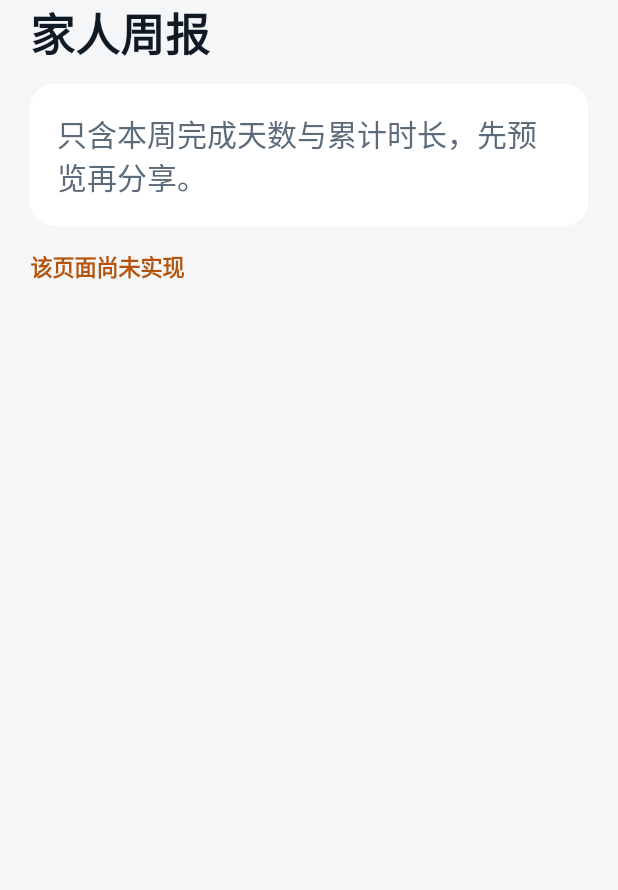
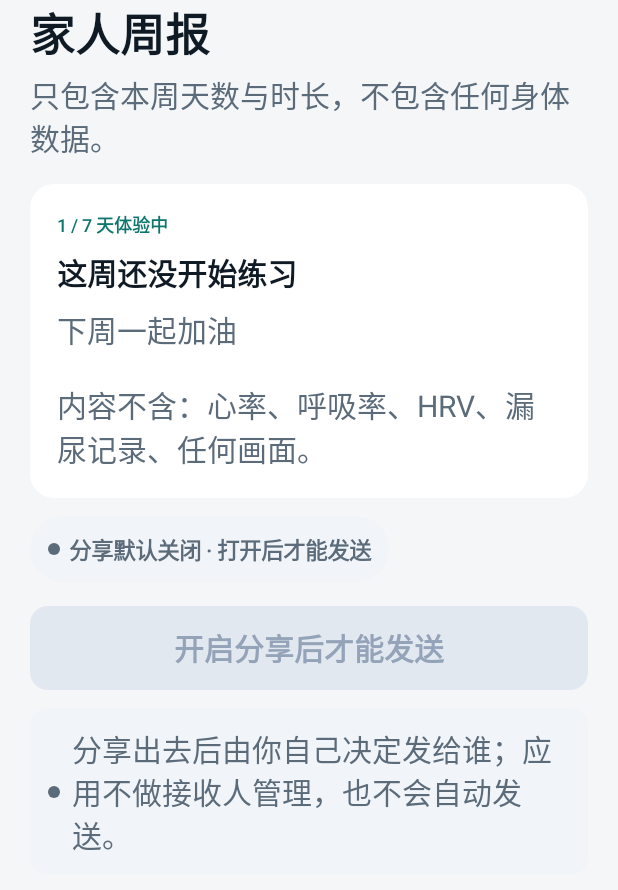
Before and after one commit to kukucaiCndy/diqi-pendiji, an Android app built with Jetpack Compose: the WeeklyReportScreen screen opened through its navigation route, on a phone screen of 412 x 824 dp. Shown: the top 890 px of the screen. Run offline under Robolectric (Android 15) with nearby library versions, the phone set to English and light mode, and no system bars; our stand-ins replace Room's generated code.

Commit message:
feat(S8): 家人周报、设置页与本地提醒
覆盖阶段：S8

## 主要交付
- P08 家人周报：预览卡（仅天数/时长/鼓励语）→ 系统分享；默认关闭分享，
  关闭时按钮禁用；ShareCardBuilder 纯函数 + 6 项单测断言不含敏感字段
- P09 设置：语音速度三档、每日提醒、隐私说明、清除数据（保留同意与筛查留痕）、
  演示模式开关（底部弱化、默认关闭，关闭时清掉演示记录）
- ReminderWorker：WorkManager 每日提醒，CANCEL_AND_REENQUEUE 幂等，
  无通知权限时安静跳过

## 真机验证
- AC-21：周报打开即预览，分享按钮 enabled=false
- AC-22：系统分享面板内容仅「1 天练习 / 4 分 10 秒」，
  并标注「不含心率、呼吸率、HRV、漏尿记录、任何画面」

## 未验证（如实标注）
- 提醒的实际触发（需等 1 小时，只验到任务入队）
- 清除数据的真机点按
- 语音速度切换的逐句生效

```diff
--- /dev/null
+++ b/android/app/src/main/java/com/diqi/demo/share/ShareCardBuilder.kt
@@ -0,0 +1,70 @@
+package com.diqi.demo.share
+
+import com.diqi.demo.data.repo.WeekSummary
+
+/**
+ * 家人周报文案构建器（FR-13）。
+ *
+ * ## 这个类为什么值得单独存在并且有单测
+ *
+ * FR-13 / AC-22 的红线是**分享内容里绝不能出现心率、呼吸率、HRV、漏尿记录、原始视频**。
+ * 如果文案在 Composable 里用字符串拼出来，这条约束就只能靠人肉 review；
+ * 抽成纯函数后，`ShareCardBuilderTest` 可以逐条断言"敏感字段一个都不在"。
+ *
+ * 内容只允许三项（需求原文）：
+ * 1. 本周完成天数
+ * 2. 累计训练时长
+ * 3. 鼓励文案
+ */
+object ShareCardBuilder {
+
+    /** 需求允许出现在分享内容里的最大信息量 —— 就是这三项，没有第四项。 */
+    fun build(summary: WeekSummary, cycleDayIndex: Int): ShareCard {
+        val days = summary.trainedDays.size
+        val minutes = (summary.totalSec / 60).toInt()
+        val header = if (days > 0) {
+            "这周我完成了 $days 天练习"
+        } else {
+            "这周还没开始练习"
+        }
+        val detail = if (days > 0) {
+            "累计 $minutes 分钟"
+        } else {
+            "下周一起加油"
+        }
+        val encouragement = when {
+            days >= 6 -> "几乎每天都在坚持，很棒。"
+            days >= 3 -> "坚持得不错，继续保持。"
+            days > 0 -> "开始了就是好的开始。"
+            else -> "还没开始也没关系，明天试试看。"
+        }
+        return ShareCard(
+            title = header,
+            body = listOf(detail, encouragement),
+            dayIndex = cycleDayIndex,
+        )
+    }
+
+    /**
+     * 敏感词黑名单：用于自检与测试。
+     *
+     * 这些词一旦出现在分享文本里就是合规事故（FR-13 / AC-22）。
+     */
+    val FORBIDDEN_IN_SHARE: List<String> = listOf(
+        "心率", "bpm", "呼吸", "HRV", "漏尿", "覆盖", "SQI", "信号", "视频", "画面",
+    )
+}
+
+data class ShareCard(
+    val title: String,
+    val body: List<String>,
+    /** 七天周期里的第几天：让人知道这是体验期的第几天，不暗示疗效 */
+    val dayIndex: Int,
+) {
+    /** 最终分享出去的纯文本。 */
+    fun toShareText(): String = buildString {
+        appendLine(title)
+        body.forEach { appendLine(it) }
+        append("（第 $dayIndex 天 · 仅供家人了解练习情况，不含任何身体数据）")
+    }
+}
--- a/android/app/src/main/java/com/diqi/demo/ui/nav/HerRhythmNavHost.kt
+++ b/android/app/src/main/java/com/diqi/demo/ui/nav/HerRhythmNavHost.kt
@@ -154,21 +154,8 @@ fun HerRhythmNavHost(
                     )
                 }
                 composable(Routes.PROFILE) {
-                    PlaceholderScreen(
-                        title = "我的",
-                        message = "语音速度、提醒、隐私说明与演示模式开关，会在设置页实现时完成。",
-                        tag = "profile.root",
-                        extra = if (com.diqi.demo.BuildConfig.DEBUG) {
-                            {
-                                HrSecondaryButton(
-                                    text = "设备自检（仅 debug）",
-                                    tag = "profile.dev_entry",
-                                    onClick = { navController.navigate(Routes.DEV_DESIGN) },
-                                )
-                            }
-                        } else {
-                            null
-                        },
+                    com.diqi.demo.ui.screens.settings.SettingsScreen(
+                        onOpenDesignSystem = { navController.navigate(Routes.DEV_DESIGN) },
                     )
                 }
 
@@ -225,10 +212,8 @@ fun HerRhythmNavHost(
                     )
                 }
                 composable(Routes.WEEKLY_REPORT) {
-                    PlaceholderScreen(
-                        title = "家人周报",
-                        message = "只含本周完成天数与累计时长，先预览再分享。",
-                        tag = "weekly.root",
+                    com.diqi.demo.ui.screens.weekly.WeeklyReportScreen(
+                        onBack = { navController.popBackStack() },
                     )
                 }
                 composable(Routes.LEAK_DIARY) {
--- /dev/null
+++ b/android/app/src/main/java/com/diqi/demo/ui/screens/weekly/WeeklyReportScreen.kt
@@ -0,0 +1,203 @@
+package com.diqi.demo.ui.screens.weekly
+
+import android.content.Intent
+import androidx.compose.foundation.layout.Arrangement
+import androidx.compose.foundation.layout.Column
+import androidx.compose.foundation.layout.Row
+import androidx.compose.foundation.layout.fillMaxWidth
+import androidx.compose.material3.Text
+import androidx.compose.runtime.Composable
+import androidx.compose.runtime.collectAsState
+import androidx.compose.runtime.getValue
+import androidx.compose.ui.Modifier
+import androidx.compose.ui.platform.LocalContext
+import androidx.compose.ui.platform.testTag
+import androidx.lifecycle.ViewModel
+import androidx.lifecycle.viewModelScope
+import com.diqi.demo.AppContainer
+import com.diqi.demo.share.ShareCard
+import com.diqi.demo.share.ShareCardBuilder
+import com.diqi.demo.ui.UiTag
+import com.diqi.demo.ui.components.ChipTone
+import com.diqi.demo.ui.components.HrBanner
+import com.diqi.demo.ui.components.HrCard
+import com.diqi.demo.ui.components.HrPage
+import com.diqi.demo.ui.components.HrPrimaryButton
+import com.diqi.demo.ui.components.HrStatusChip
+import com.diqi.demo.ui.components.VSpace
+import com.diqi.demo.ui.rememberContainerViewModel
+import com.diqi.demo.ui.screens.home.formatMinutes
+import com.diqi.demo.ui.theme.HrColor
+import com.diqi.demo.ui.theme.HrSpacing
+import com.diqi.demo.ui.theme.HrType
+import kotlinx.coroutines.flow.MutableStateFlow
+import kotlinx.coroutines.flow.StateFlow
+import kotlinx.coroutines.flow.asStateFlow
+import kotlinx.coroutines.launch
+
+data class WeeklyUiState(
+    val loading: Boolean = true,
+    val trainedDays: Int = 0,
+    val totalSec: Long = 0,
+    val dayIndex: Int = 1,
+    /** FR-13：默认关闭分享 */
+    val shareEnabled: Boolean = false,
+    val card: ShareCard? = null,
+)
+
+/**
+ * P08 家人周报（极简版）。
+ *
+ * ## 三条红线的落地方式
+ *
+ * 1. **默认关闭分享**：`shareEnabled` 初值来自设置，默认 false；
+ *    关闭时「分享」按钮禁用，只能预览（AC-21）
+ * 2. **内容仅三项**：天数 / 时长 / 鼓励语由 [ShareCardBuilder] 生成，
+ *    该类有单测逐条断言不含心率与日记（AC-22）
+ * 3. **不授权就绝不发起分享**：`onClick` 里再判一次 `shareEnabled`，
+ *    避免状态漂移导致误分享
+ */
+class WeeklyViewModel(private val container: AppContainer) : ViewModel() {
+
+    private val _state = MutableStateFlow(WeeklyUiState())
+    val state: StateFlow<WeeklyUiState> = _state.asStateFlow()
+
+    init {
+        refresh()
+    }
+
+    fun refresh() {
+        viewModelScope.launch {
+            val now = System.currentTimeMillis()
+            val settings = container.settingsStore.current()
+            val week = container.progressRepository.lastSevenDays(now)
+            val dayIndex = container.progressRepository.currentDayIndex(now)
+            _state.value = WeeklyUiState(
+                loading = false,
+                trainedDays = week.trainedDays.size,
+                totalSec = week.totalSec,
+                dayIndex = dayIndex,
+                shareEnabled = settings.shareEnabled,
+                card = ShareCardBuilder.build(week, dayIndex),
+            )
+        }
+    }
+
+    fun setShareEnabled(enabled: Boolean) {
+        viewModelScope.launch {
+            container.settingsStore.setShareEnabled(enabled, System.currentTimeMillis())
+            _state.value = _state.value.copy(shareEnabled = enabled)
+        }
+    }
+}
+
+@Composable
+fun WeeklyReportScreen(
+    onBack: () -> Unit,
+    modifier: Modifier = Modifier,
+) {
+    val vm = rememberContainerViewModel { WeeklyViewModel(it) }
+    val state by vm.state.collectAsState()
+    val context = LocalContext.current
+
+    HrPage(modifier = modifier, tag = UiTag.P08_ROOT) {
+        Text("家人周报", style = HrType.headline, color = HrColor.Ink)
+        VSpace(HrSpacing.xxs)
+        Text(
+            text = "只包含本周天数与时长，不包含任何身体数据。",
+            style = HrType.bodySmall,
+            color = HrColor.InkSecondary,
+        )
+
+        VSpace(HrSpacing.md)
+
+        // 预览卡（先预览再分享，FR-13）
+        HrCard(modifier = Modifier.testTag(UiTag.P08_PREVIEW_CARD)) {
+            Column(verticalArrangement = Arrangement.spacedBy(HrSpacing.xs)) {
+                Text(
+                    "${state.dayIndex} / 7 天体验中",
+                    style = HrType.micro,
+                    color = HrColor.Brand,
+                )
+                Text(
+                    text = if (state.trainedDays > 0) {
+                        "这周我完成了 ${state.trainedDays} 天练习"
+                    } else {
+                        "这周还没开始练习"
+                    },
+                    style = HrType.titleSmall,
+                    color = HrColor.Ink,
+                )
+                Text(
+                    text = if (state.trainedDays > 0) {
+                        "累计 ${formatMinutes(state.totalSec)}"
+                    } else {
+                        "下周一起加油"
+                    },
+                    style = HrType.bodySmall,
+                    color = HrColor.InkSecondary,
+                )
+
+                VSpace(HrSpacing.xxs)
+
+                Text(
+                    "内容不含：心率、呼吸率、HRV、漏尿记录、任何画面。",
+                    style = HrType.disclaimer,
+                    color = HrColor.InkSecondary,
+                )
+            }
+        }
+
+        VSpace(HrSpacing.sm)
+
+        // 分享开关：默认关闭
+        Row(
+            Modifier.fillMaxWidth(),
+            verticalAlignment = androidx.compose.ui.Alignment.CenterVertically,
+        ) {
+            val hint = if (state.shareEnabled) {
+                "分享已开启 · 可以点下面的按钮"
+            } else {
+                "分享默认关闭 · 打开后才能发送"
+            }
+            HrStatusChip(
+                text = hint,
+                tone = if (state.shareEnabled) ChipTone.GOOD else ChipTone.NEUTRAL,
+                tag = UiTag.P08_ENABLE_SHARE_TOGGLE,
+                onClick = { vm.setShareEnabled(!state.shareEnabled) },
+            )
+        }
+
+        VSpace(HrSpacing.md)
+
+        HrPrimaryButton(
+            text = if (state.shareEnabled) "分享给家人" else "开启分享后才能发送",
+            tag = UiTag.P08_SHARE_BUTTON,
+            enabled = state.shareEnabled,
+            onClick = {
+                // 双重守卫：即使 enabled 判断被绕过，也不发起分享（FR-13）
+                if (!state.shareEnabled) return@HrPrimaryButton
+                val card = state.card ?: return@HrPrimaryButton
+                val send = Intent(Intent.ACTION_SEND).apply {
+                    type = "text/plain"
+                    putExtra(Intent.EXTRA_TEXT, card.toShareText())
+                    putExtra(Intent.EXTRA_SUBJECT, card.title)
+                }
+                context.startActivity(
+                    Intent.createChooser(send, "分享给家人").addFlags(Intent.FLAG_ACTIVITY_NEW_TASK),
+                )
+            },
+        )
+
+        VSpace(HrSpacing.sm)
+
+        HrBanner(
+            text = "分享出去后由你自己决定发给谁；应用不做接收人管理，也不会自动发送。",
+            tone = ChipTone.NEUTRAL,
+        )
+
+        VSpace(HrSpacing.xxl)
+    }
+}
+
+private val HrPrimaryButtonLabel: Unit = Unit
```
Also changed, not shown: android/app/src/main/java/com/diqi/demo/ui/screens/settings/SettingsScreen.kt (added, +287 -0 lines), android/app/src/main/java/com/diqi/demo/work/ReminderWorker.kt (added, +103 -0 lines), 2 other files.
